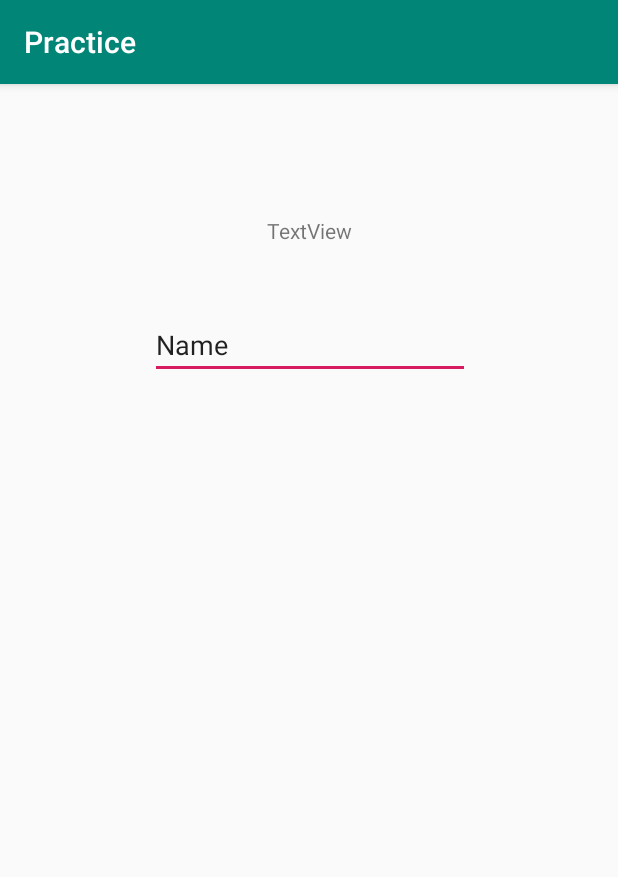
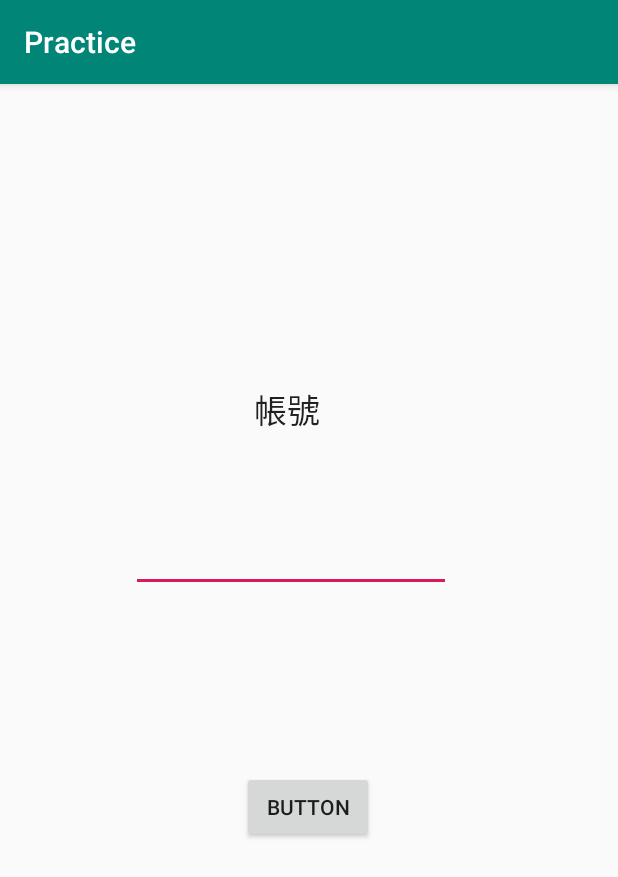
Before and after one commit to 407570189/PracticeTest, an Android app: the SecondActivity screen opened directly, with no data from a screen before it, on a phone screen of 412 x 824 dp. Shown: the top 877 px of the screen. Run offline under Robolectric (Android 15) with nearby library versions, the phone set to English and light mode, and no system bars.

```diff
--- a/app/src/main/res/layout/activity_first2.xml
+++ b/app/src/main/res/layout/activity_first2.xml
@@ -11,7 +11,7 @@
         android:layout_width="wrap_content"
         android:layout_height="wrap_content"
         android:layout_marginTop="140dp"
-        android:text="TextView"
+        android:text="名字"
         app:layout_constraintEnd_toEndOf="parent"
         app:layout_constraintStart_toStartOf="parent"
         app:layout_constraintTop_toTopOf="parent" />
--- a/app/src/main/res/layout/activity_second.xml
+++ b/app/src/main/res/layout/activity_second.xml
@@ -10,21 +10,37 @@
         android:id="@+id/textView5"
         android:layout_width="wrap_content"
         android:layout_height="wrap_content"
-        android:layout_marginTop="88dp"
-        android:text="TextView"
+        android:layout_marginTop="200dp"
+        android:text="帳號"
+        android:textAppearance="@style/TextAppearance.AppCompat.Large"
         app:layout_constraintEnd_toEndOf="parent"
+        app:layout_constraintHorizontal_bias="0.46"
         app:layout_constraintStart_toStartOf="parent"
         app:layout_constraintTop_toTopOf="parent" />
 
     <EditText
-        android:id="@+id/editText"
+        android:id="@+id/secondword"
         android:layout_width="wrap_content"
         android:layout_height="wrap_content"
-        android:layout_marginTop="44dp"
+        android:layout_marginTop="60dp"
         android:ems="10"
         android:inputType="textPersonName"
-        android:text="Name"
         app:layout_constraintEnd_toEndOf="@+id/textView5"
+        app:layout_constraintHorizontal_bias="0.487"
         app:layout_constraintStart_toStartOf="@+id/textView5"
         app:layout_constraintTop_toBottomOf="@+id/textView5" />
+
+    <Button
+        android:id="@+id/button3"
+        android:layout_width="wrap_content"
+        android:layout_height="wrap_content"
+        android:layout_marginStart="161dp"
+        android:layout_marginEnd="162dp"
+        android:text="Button"
+        app:layout_constraintBottom_toBottomOf="parent"
+        app:layout_constraintEnd_toEndOf="parent"
+        app:layout_constraintHorizontal_bias="0.0"
+        app:layout_constraintStart_toStartOf="parent"
+        app:layout_constraintTop_toBottomOf="@+id/secondword"
+        app:layout_constraintVertical_bias="0.313" />
 </androidx.constraintlayout.widget.ConstraintLayout>
```
